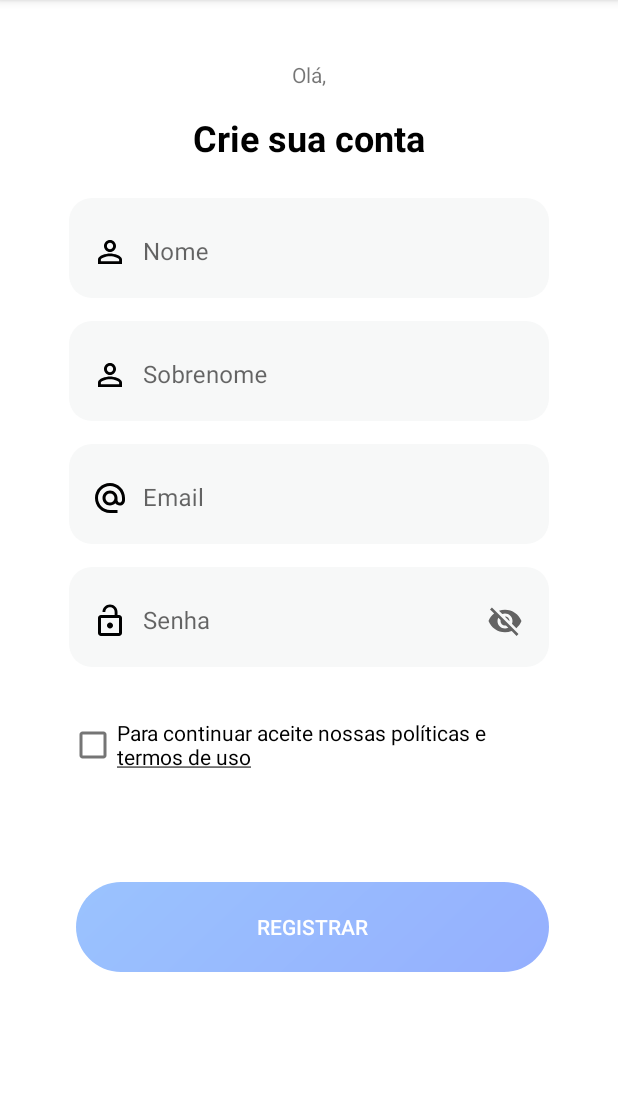
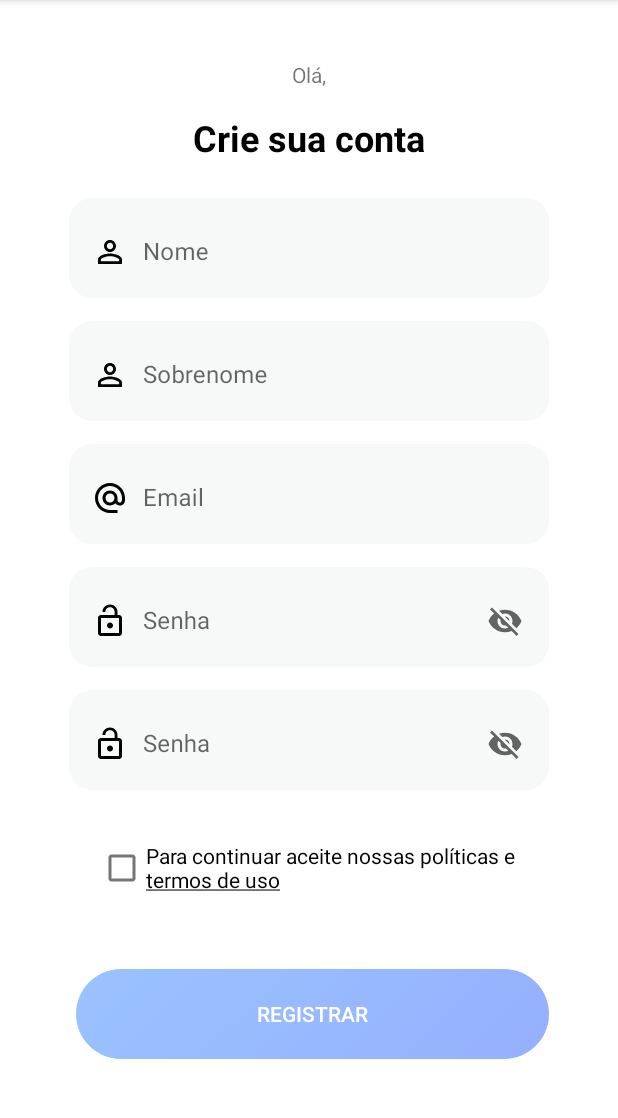
Before and after one commit to IgorMontezuma20/Ufit, an Android app: the RegisterFragment screen opened through its navigation route, on a phone screen of 412 x 824 dp, the part 84-1202 px from its top. Run offline under Robolectric (Android 15) with nearby library versions, the phone set to English and light mode, and no system bars; our stand-ins replace Dagger/Hilt's generated code, navigation-ui; network calls fail.

Commit message:
feature de cadastro em andamento

```diff
--- /dev/null
+++ b/app/src/main/java/com/app/ufit/provider/UsersProvider.kt
@@ -0,0 +1,23 @@
+package com.app.ufit.provider
+
+import com.app.ufit.models.ResponseHttp
+import com.app.ufit.models.User
+import com.app.ufit.routes.UsersRoutes
+import com.app.ufit.routes.api.ApiRoutes
+import retrofit2.Call
+
+class UsersProvider {
+
+    private var usersRoutes : UsersRoutes? = null
+
+    init{
+        val api = ApiRoutes()
+        usersRoutes = api.getUsersRouters()
+
+    }
+
+    fun register(user: User): Call<ResponseHttp>?{
+
+        return  usersRoutes?.register(user)
+    }
+}
--- /dev/null
+++ b/app/src/main/java/com/app/ufit/routes/UsersRoutes.kt
@@ -0,0 +1,13 @@
+package com.app.ufit.routes
+
+import com.app.ufit.models.ResponseHttp
+import com.app.ufit.models.User
+import retrofit2.Call
+import retrofit2.http.Body
+import retrofit2.http.POST
+
+interface UsersRoutes {
+
+    @POST("users/create")
+    fun register(@Body user: User): Call<ResponseHttp>
+}
--- /dev/null
+++ b/app/src/main/java/com/app/ufit/routes/api/ApiRoutes.kt
@@ -0,0 +1,15 @@
+package com.app.ufit.routes.api
+
+import com.app.ufit.routes.UsersRoutes
+
+
+class ApiRoutes {
+
+
+    val API_URL = "http://192.168.0.106:3000/api/"
+    val retrofit = RetrofitClient()
+
+    fun getUsersRouters(): UsersRoutes {
+        return retrofit.getClient(API_URL).create(UsersRoutes::class.java)
+    }
+}
--- /dev/null
+++ b/app/src/main/java/com/app/ufit/routes/api/RetrofitClient.kt
@@ -0,0 +1,15 @@
+package com.app.ufit.routes.api
+
+import retrofit2.Retrofit
+import retrofit2.converter.gson.GsonConverterFactory
+
+class RetrofitClient {
+
+    fun getClient(url: String): Retrofit {
+
+        return Retrofit.Builder()
+            .baseUrl(url)
+            .addConverterFactory(GsonConverterFactory.create())
+            .build()
+    }
+}
--- a/app/src/main/java/com/app/ufit/viewmodels/ExerciseViewModel.kt
+++ b/app/src/main/java/com/app/ufit/viewmodels/exercise/ExerciseViewModel.kt
@@ -1,4 +1,4 @@
-package com.app.ufit.viewmodels
+package com.app.ufit.viewmodels.exercise
 
 import android.app.Application
 import javax.inject.Inject
--- /dev/null
+++ b/app/src/main/java/com/app/ufit/viewmodels/login/LoginViewModel.kt
@@ -0,0 +1,4 @@
+package com.app.ufit.viewmodels.login
+
+class LoginViewModel {
+}
--- a/app/src/main/res/layout/fragment_register.xml
+++ b/app/src/main/res/layout/fragment_register.xml
@@ -134,27 +134,55 @@
 
     </com.google.android.material.textfield.TextInputLayout>
 
+    <com.google.android.material.textfield.TextInputLayout
+        android:id="@+id/tlPasswordConfirmation"
+        style="@style/Widget.MaterialComponents.TextInputLayout.OutlinedBox.Dense"
+        android:layout_width="320dp"
+        app:endIconMode="password_toggle"
+        android:layout_height="wrap_content"
+        android:layout_marginTop="15dp"
+        android:background="@drawable/round_edit_text_background"
+        app:boxStrokeColor="@color/white"
+        android:padding="5dp"
+        app:boxStrokeWidth="0dp"
+        app:layout_constraintEnd_toEndOf="@+id/tlPassword"
+        app:layout_constraintStart_toStartOf="@+id/tlPassword"
+        app:layout_constraintTop_toBottomOf="@+id/tlPassword">
+
+        <com.google.android.material.textfield.TextInputEditText
+            android:id="@+id/etPasswordConfirmation"
+            android:layout_width="match_parent"
+            android:layout_height="wrap_content"
+            android:drawableStart="@drawable/ic_locker"
+            android:drawablePadding="10dp"
+            android:hint="Senha"
+            android:paddingStart="10dp"
+            android:singleLine="true" />
+
+    </com.google.android.material.textfield.TextInputLayout>
+
     <CheckBox
         android:id="@+id/checkBox"
         android:layout_width="wrap_content"
         android:layout_height="wrap_content"
         android:layout_marginTop="28dp"
         android:text="@string/checkbox_text"
-        app:layout_constraintStart_toStartOf="@+id/tlPassword"
-        app:layout_constraintTop_toBottomOf="@+id/tlPassword" />
+        app:layout_constraintEnd_toEndOf="@+id/tlPasswordConfirmation"
+        app:layout_constraintStart_toStartOf="@+id/tlPasswordConfirmation"
+        app:layout_constraintTop_toBottomOf="@+id/tlPasswordConfirmation" />
 
     <androidx.appcompat.widget.AppCompatButton
         android:id="@+id/button"
         android:layout_width="wrap_content"
         android:layout_height="wrap_content"
-        android:layout_marginBottom="120dp"
+        android:layout_marginBottom="62dp"
         android:background="@drawable/button"
         android:text="Registrar"
         android:textColor="@color/white"
         app:layout_constraintBottom_toBottomOf="parent"
-        app:layout_constraintEnd_toEndOf="@+id/tlPassword"
+        app:layout_constraintEnd_toEndOf="@+id/tlPasswordConfirmation"
         app:layout_constraintHorizontal_bias="1.0"
-        app:layout_constraintStart_toStartOf="@+id/tlPassword" />
+        app:layout_constraintStart_toStartOf="@+id/tlPasswordConfirmation" />
 
 
 
```
Also changed, not shown: app/src/main/java/com/app/ufit/models/ExercisesItem.kt (+6 -6 lines), app/src/main/java/com/app/ufit/models/ResponseHttp.kt (added, +19 -0 lines), app/src/main/java/com/app/ufit/models/User.kt (added, +24 -0 lines), app/src/main/java/com/app/ufit/ui/fragments/register/RegisterFragment.kt (+116 -1 lines), app/src/main/java/com/app/ufit/viewmodels/register/RegisterViewModel.kt (added, +23 -0 lines), 2 other files.
